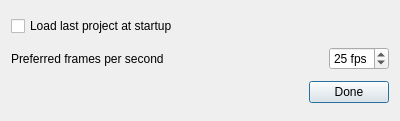
The window that preferencemanager.ui (davidlamhauge/dastoryboard) describes before a commit, drawn with Qt 5.
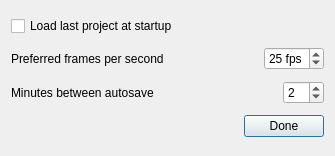
The same window after the commit.

The edit to the form file:
```diff
--- a/preferencemanager.ui
+++ b/preferencemanager.ui
@@ -6,8 +6,8 @@
    <rect>
     <x>0</x>
     <y>0</y>
-    <width>400</width>
-    <height>121</height>
+    <width>335</width>
+    <height>156</height>
    </rect>
   </property>
   <property name="windowTitle">
@@ -78,6 +78,43 @@
      </item>
     </layout>
    </item>
+   <item>
+    <layout class="QHBoxLayout" name="horizontalLayout_4">
+     <item>
+      <widget class="QLabel" name="labAutosaveText">
+       <property name="text">
+        <string>Minutes between autosave</string>
+       </property>
+      </widget>
+     </item>
+     <item>
+      <spacer name="horizontalSpacer_4">
+       <property name="orientation">
+        <enum>Qt::Horizontal</enum>
+       </property>
+       <property name="sizeHint" stdset="0">
+        <size>
+         <width>40</width>
+         <height>20</height>
+        </size>
+       </property>
+      </spacer>
+     </item>
+     <item>
+      <widget class="QSpinBox" name="sbAutosave">
+       <property name="suffix">
+        <string notr="true"/>
+       </property>
+       <property name="maximum">
+        <number>10</number>
+       </property>
+       <property name="value">
+        <number>2</number>
+       </property>
+      </widget>
+     </item>
+    </layout>
+   </item>
    <item>
     <layout class="QHBoxLayout" name="horizontalLayout_2">
      <item>
```
